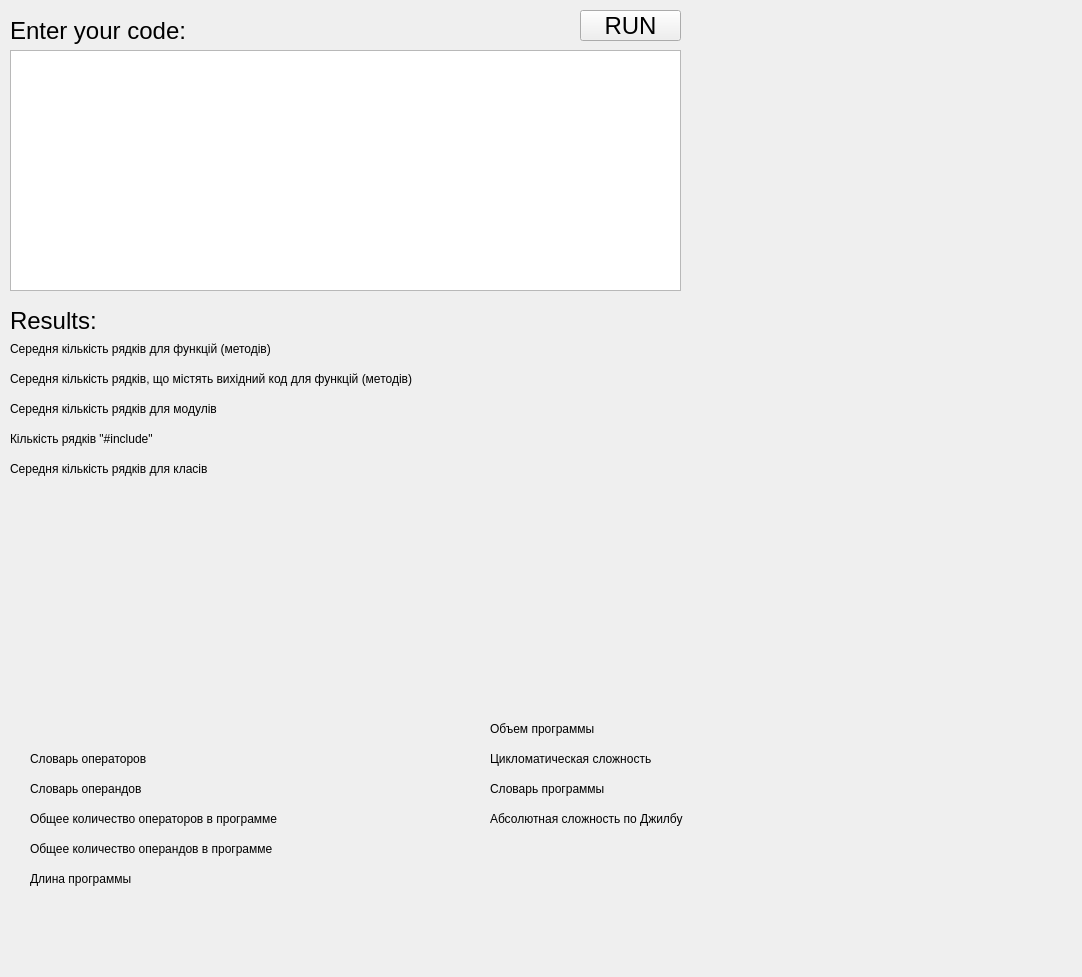
Above: Lab4-OOP_Metrics/mainwindow.ui from KashaVarya/SQ-YaPZ- before the change. Below: the same form after it.
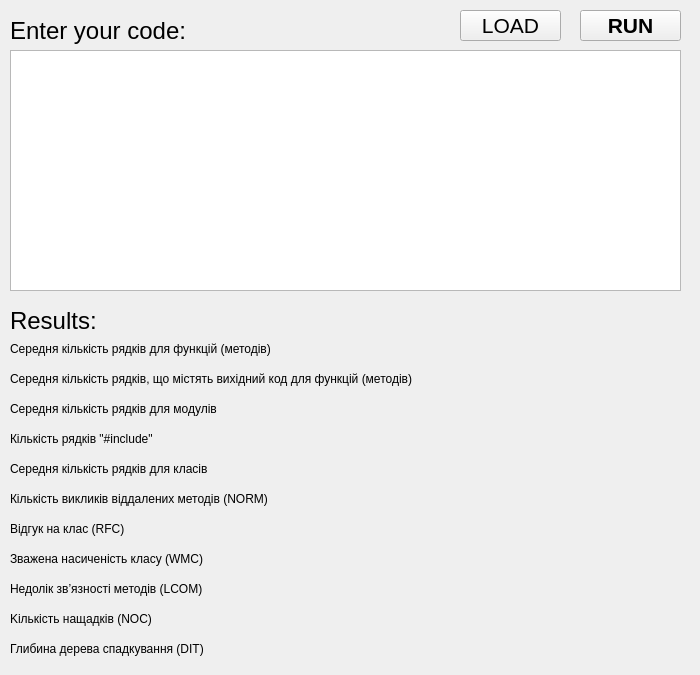
That is the form after the change.

What changed in the file:
```diff
--- a/Lab4-OOP_Metrics/mainwindow.ui
+++ b/Lab4-OOP_Metrics/mainwindow.ui
@@ -6,8 +6,8 @@
    <rect>
     <x>0</x>
     <y>0</y>
-    <width>1082</width>
-    <height>977</height>
+    <width>700</width>
+    <height>675</height>
    </rect>
   </property>
   <property name="windowTitle">
@@ -82,9 +82,9 @@
    <widget class="QLabel" name="comment_per">
     <property name="geometry">
      <rect>
-      <x>440</x>
-      <y>660</y>
-      <width>71</width>
+      <x>550</x>
+      <y>490</y>
+      <width>101</width>
       <height>16</height>
      </rect>
     </property>
@@ -95,9 +95,9 @@
    <widget class="QLabel" name="voc_operators">
     <property name="geometry">
      <rect>
-      <x>390</x>
-      <y>750</y>
-      <width>51</width>
+      <x>550</x>
+      <y>520</y>
+      <width>101</width>
       <height>16</height>
      </rect>
     </property>
@@ -108,9 +108,9 @@
    <widget class="QLabel" name="voc_operands">
     <property name="geometry">
      <rect>
-      <x>390</x>
-      <y>780</y>
-      <width>51</width>
+      <x>550</x>
+      <y>550</y>
+      <width>101</width>
       <height>16</height>
      </rect>
     </property>
@@ -121,9 +121,9 @@
    <widget class="QLabel" name="all_opr">
     <property name="geometry">
      <rect>
-      <x>390</x>
-      <y>810</y>
-      <width>51</width>
+      <x>550</x>
+      <y>580</y>
+      <width>101</width>
       <height>16</height>
      </rect>
     </property>
@@ -134,9 +134,9 @@
    <widget class="QLabel" name="all_opd">
     <property name="geometry">
      <rect>
-      <x>390</x>
-      <y>840</y>
-      <width>51</width>
+      <x>550</x>
+      <y>610</y>
+      <width>101</width>
       <height>16</height>
      </rect>
     </property>
@@ -147,61 +147,9 @@
    <widget class="QLabel" name="length">
     <property name="geometry">
      <rect>
-      <x>380</x>
-      <y>870</y>
-      <width>51</width>
-      <height>16</height>
-     </rect>
-    </property>
-    <property name="text">
-     <string/>
-    </property>
-   </widget>
-   <widget class="QLabel" name="v">
-    <property name="geometry">
-     <rect>
-      <x>820</x>
-      <y>740</y>
-      <width>51</width>
-      <height>16</height>
-     </rect>
-    </property>
-    <property name="text">
-     <string/>
-    </property>
-   </widget>
-   <widget class="QLabel" name="cyclomatic">
-    <property name="geometry">
-     <rect>
-      <x>820</x>
-      <y>770</y>
-      <width>51</width>
-      <height>16</height>
-     </rect>
-    </property>
-    <property name="text">
-     <string/>
-    </property>
-   </widget>
-   <widget class="QLabel" name="vocabulary">
-    <property name="geometry">
-     <rect>
-      <x>820</x>
-      <y>800</y>
-      <width>51</width>
-      <height>16</height>
-     </rect>
-    </property>
-    <property name="text">
-     <string/>
-    </property>
-   </widget>
-   <widget class="QLabel" name="ci">
-    <property name="geometry">
-     <rect>
-      <x>820</x>
-      <y>830</y>
-      <width>51</width>
+      <x>550</x>
+      <y>640</y>
+      <width>101</width>
       <height>16</height>
      </rect>
     </property>
@@ -220,7 +168,9 @@
     </property>
     <property name="font">
      <font>
-      <pointsize>18</pointsize>
+      <pointsize>16</pointsize>
+      <weight>75</weight>
+      <bold>true</bold>
      </font>
     </property>
     <property name="text">
@@ -268,7 +218,7 @@
      <rect>
       <x>10</x>
       <y>340</y>
-      <width>341</width>
+      <width>521</width>
       <height>17</height>
      </rect>
     </property>
@@ -294,7 +244,7 @@
      <rect>
       <x>10</x>
       <y>400</y>
-      <width>331</width>
+      <width>521</width>
       <height>17</height>
      </rect>
     </property>
@@ -307,7 +257,7 @@
      <rect>
       <x>10</x>
       <y>430</y>
-      <width>321</width>
+      <width>521</width>
       <height>17</height>
      </rect>
     </property>
@@ -318,118 +268,79 @@
    <widget class="QLabel" name="label_19">
     <property name="geometry">
      <rect>
-      <x>30</x>
-      <y>750</y>
-      <width>181</width>
+      <x>10</x>
+      <y>490</y>
+      <width>521</width>
       <height>17</height>
      </rect>
     </property>
     <property name="text">
-     <string>Словарь операторов</string>
+     <string>Кількість викликів віддалених методів (NORM)</string>
     </property>
    </widget>
    <widget class="QLabel" name="label_20">
     <property name="geometry">
      <rect>
-      <x>30</x>
-      <y>780</y>
-      <width>181</width>
+      <x>10</x>
+      <y>520</y>
+      <width>521</width>
       <height>17</height>
      </rect>
     </property>
     <property name="text">
-     <string>Словарь операндов</string>
+     <string>Відгук на клас (RFC)</string>
     </property>
    </widget>
    <widget class="QLabel" name="label_21">
     <property name="geometry">
      <rect>
-      <x>30</x>
-      <y>810</y>
-      <width>321</width>
+      <x>10</x>
+      <y>550</y>
+      <width>521</width>
       <height>17</height>
      </rect>
     </property>
     <property name="text">
-     <string>Общее количество операторов в программе</string>
+     <string>Зважена насиченість класу (WMC)</string>
     </property>
    </widget>
    <widget class="QLabel" name="label_23">
     <property name="geometry">
      <rect>
-      <x>30</x>
-      <y>840</y>
-      <width>321</width>
+      <x>10</x>
+      <y>580</y>
+      <width>521</width>
       <height>17</height>
      </rect>
     </property>
     <property name="text">
-     <string>Общее количество операндов в программе</string>
+     <string>Hедолік зв’язності методів (LCOM)</string>
     </property>
    </widget>
    <widget class="QLabel" name="label_24">
     <property name="geometry">
      <rect>
-      <x>30</x>
-      <y>870</y>
-      <width>321</width>
+      <x>10</x>
+      <y>610</y>
+      <width>521</width>
       <height>17</height>
      </rect>
     </property>
     <property name="text">
-     <string>Длина программы</string>
-    </property>
-   </widget>
-   <widget class="QLabel" name="label_25">
-    <property name="geometry">
-     <rect>
-      <x>490</x>
-      <y>720</y>
-      <width>161</width>
-      <height>17</height>
-     </rect>
-    </property>
-    <property name="text">
-     <string>Объем программы</string>
-    </property>
-   </widget>
-   <widget class="QLabel" name="label_26">
-    <property name="geometry">
-     <rect>
-      <x>490</x>
-      <y>750</y>
-      <width>281</width>
-      <height>17</height>
-     </rect>
-    </property>
-    <property name="text">
-     <string>Цикломатическая сложность</string>
-    </property>
-   </widget>
-   <widget class="QLabel" name="label_27">
-    <property name="geometry">
-     <rect>
-      <x>490</x>
-      <y>780</y>
-      <width>281</width>
-      <height>17</height>
-     </rect>
-    </property>
-    <property name="text">
-     <string>Словарь программы</string>
+     <string>Kількість нащадків (NOC)</string>
     </property>
    </widget>
    <widget class="QLabel" name="label_28">
     <property name="geometry">
      <rect>
-      <x>490</x>
-      <y>810</y>
-      <width>281</width>
+      <x>10</x>
+      <y>640</y>
+      <width>521</width>
       <height>17</height>
      </rect>
     </property>
     <property name="text">
-     <string>Абсолютная сложность по Джилбу</string>
+     <string>Глибина дерева спадкування (DIT)</string>
     </property>
    </widget>
    <widget class="QLabel" name="label_22">
@@ -437,7 +348,7 @@
      <rect>
       <x>10</x>
       <y>460</y>
-      <width>301</width>
+      <width>521</width>
       <height>17</height>
      </rect>
     </property>
@@ -458,17 +369,22 @@
      <string/>
     </property>
    </widget>
-   <widget class="QLabel" name="com_code_per">
+   <widget class="QPushButton" name="load">
     <property name="geometry">
      <rect>
-      <x>510</x>
-      <y>720</y>
-      <width>71</width>
-      <height>16</height>
+      <x>460</x>
+      <y>10</y>
+      <width>101</width>
+      <height>31</height>
      </rect>
     </property>
+    <property name="font">
+     <font>
+      <pointsize>16</pointsize>
+     </font>
+    </property>
     <property name="text">
-     <string/>
+     <string>LOAD</string>
     </property>
    </widget>
   </widget>
```
Left out of the diff: 12 changed lines with no effect on the pictures.
